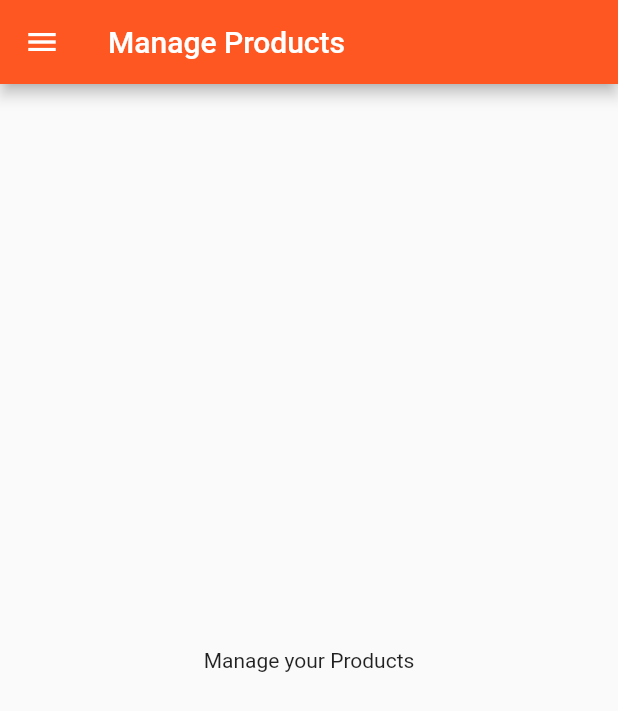
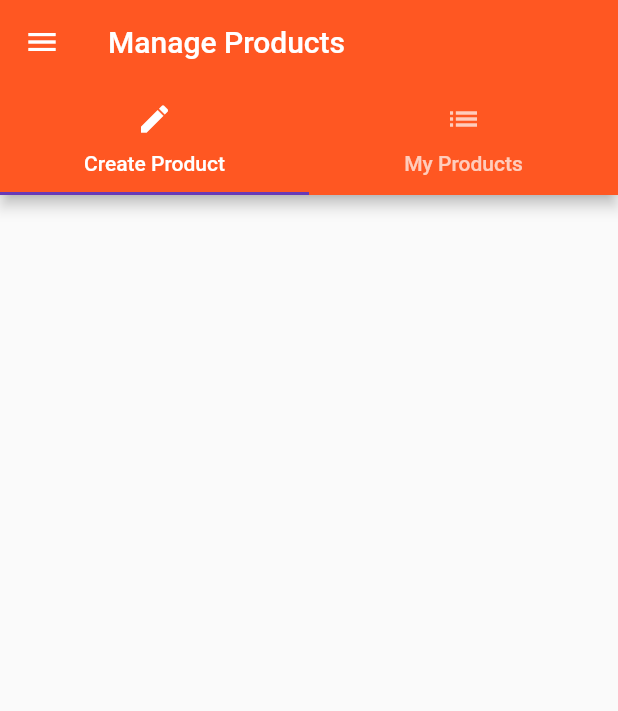
Before and after one commit to yidinghe/flutter_course, a Flutter app: the ProductsAdminPage screen opened directly, on a phone screen of 412 x 824 dp. Shown: the top 711 px of the screen. Run offline on Flutter 3.47's test engine with Material 2 defaults, Android fonts, the phone set to English and light mode, and no system bars.

Commit message:
Added TabBar.

```diff
--- /dev/null
+++ b/lib/pages/product_create.dart
@@ -0,0 +1,9 @@
+import 'package:flutter/material.dart';
+
+class ProductCreatePage extends StatelessWidget {
+  @override
+  Widget build(BuildContext context) {
+
+  }
+
+}
--- /dev/null
+++ b/lib/pages/product_list.dart
@@ -0,0 +1,9 @@
+import 'package:flutter/material.dart';
+
+class ProductListPage extends StatelessWidget {
+  @override
+  Widget build(BuildContext context) {
+
+  }
+
+}
--- a/lib/pages/products_admin.dart
+++ b/lib/pages/products_admin.dart
@@ -1,11 +1,16 @@
 import 'package:flutter/material.dart';
 
 import './products.dart';
+import './product_create.dart';
+import './product_list.dart';
 
 class ProductsAdminPage extends StatelessWidget {
   @override
   Widget build(BuildContext context) {
-    return Scaffold(drawer: Drawer(
+    return DefaultTabController(
+      length: 2,
+      child: Scaffold(
+        drawer: Drawer(
           child: Column(
             children: <Widget>[
               AppBar(
@@ -26,9 +31,25 @@ class ProductsAdminPage extends StatelessWidget {
         ),
         appBar: AppBar(
           title: Text('Manage Products'),
+          bottom: TabBar(
+            tabs: <Widget>[
+              Tab(
+                icon: Icon(Icons.create),
+                text: 'Create Product',
               ),
-      body: Center(
-        child: Text('Manage your Products'),
+              Tab(
+                icon: Icon(Icons.list),
+                text: 'My Products',
+              ),
+            ],
+          ),
+        ),
+        body: TabBarView(
+          children: <Widget>[
+            ProductCreatePage(),
+            ProductListPage(),
+          ],
+        ),
       ),
     );
   }
```
Lines whose indentation alone changed are shown as unchanged.
